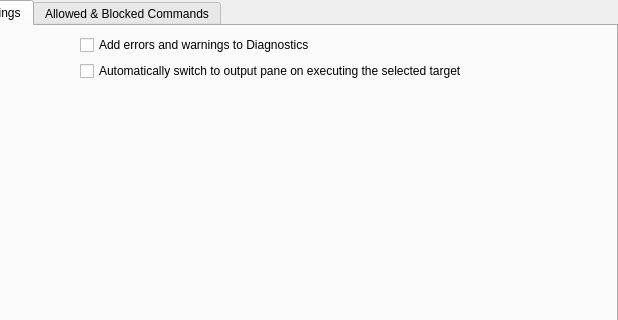
Before: the Qt Designer form addons/katebuild-plugin/buildconfigwidget.ui in KDE/kate, drawn with Qt 5; both pictures show x 81 to 699 and y 0 to 320 of the 699 by 770 pixel window.
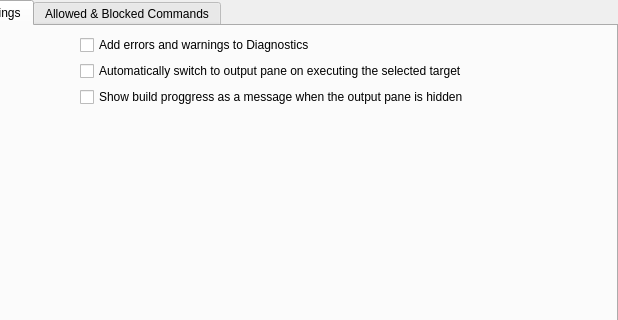
After: the same form once the commit is applied.

Commit message:
BP: Add a progress message to show when output is hidden
In case the output tab is hidden, add an option to show the progress
strings that you get from some build systems like [ #/##] for Ninja
and [ ##%] for make.

The edit to the form file:
```diff
--- a/addons/katebuild-plugin/buildconfigwidget.ui
+++ b/addons/katebuild-plugin/buildconfigwidget.ui
@@ -58,7 +58,7 @@
            </property>
           </widget>
          </item>
-         <item row="2" column="1">
+         <item row="3" column="1">
           <spacer name="verticalSpacer_2">
            <property name="orientation">
             <enum>Qt::Orientation::Vertical</enum>
@@ -71,6 +71,16 @@
            </property>
           </spacer>
          </item>
+         <item row="2" column="1">
+          <widget class="QCheckBox" name="u_showProgressCB">
+           <property name="toolTip">
+            <string>If the output lines start with [ # / ## ] or [ ## % ], display the latest as a message.</string>
+           </property>
+           <property name="text">
+            <string>Show build proggress as a message when the output pane is hidden</string>
+           </property>
+          </widget>
+         </item>
         </layout>
        </item>
        <item>
```
The commit also changes 3 other files.
